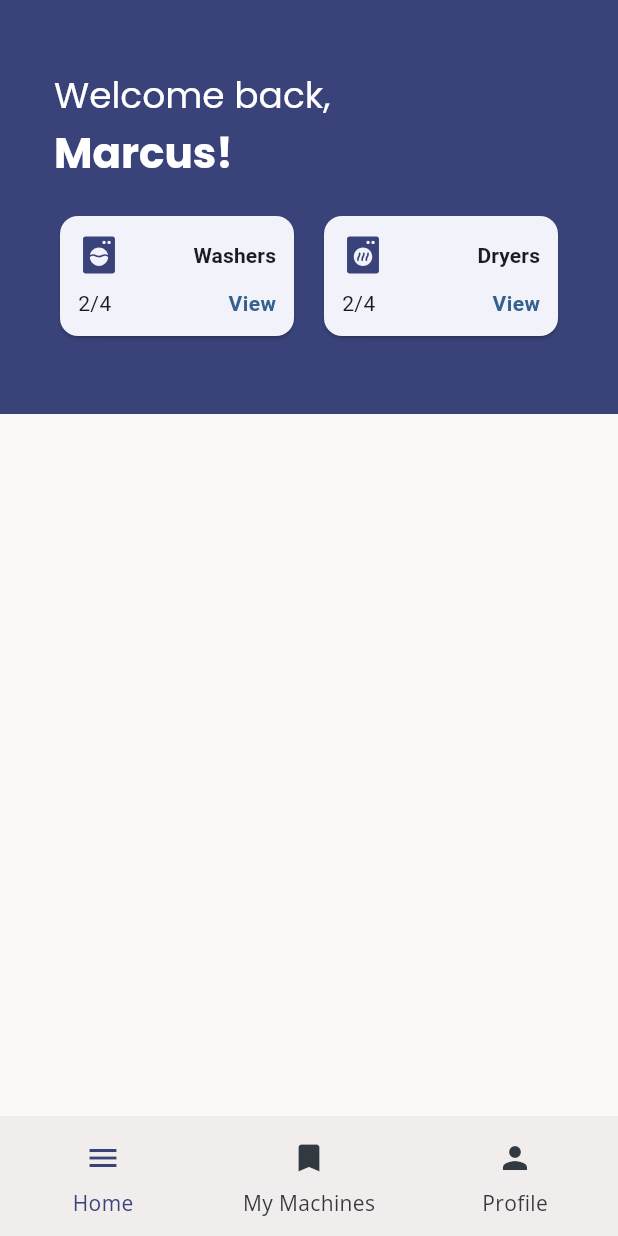
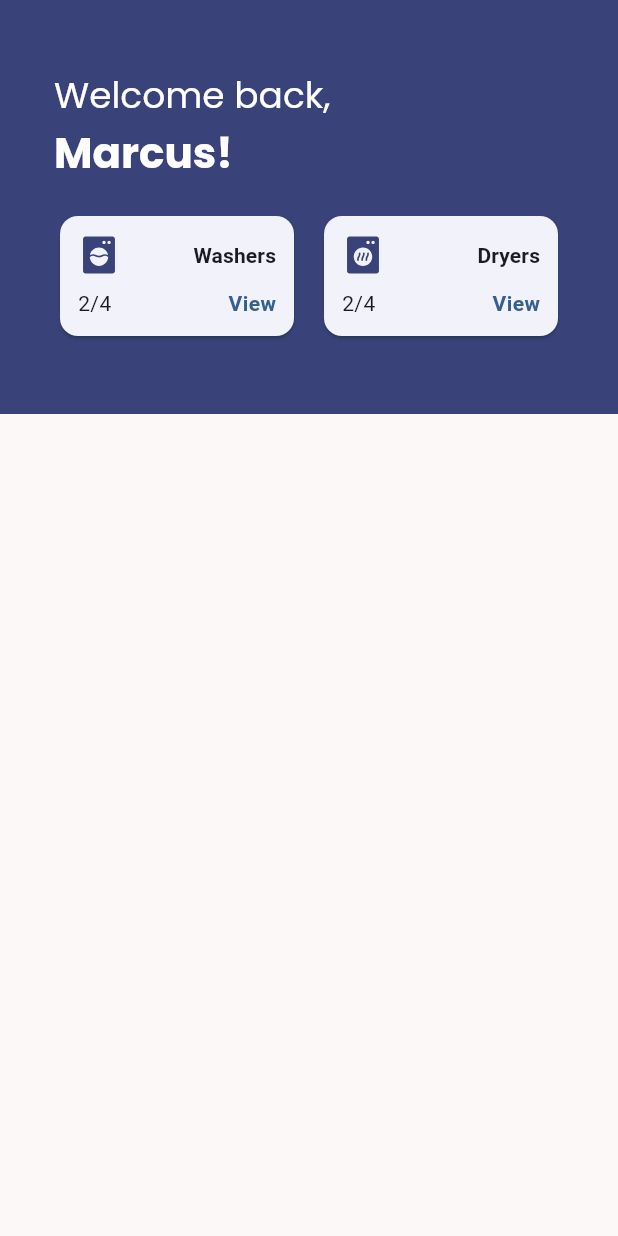
Before and after one commit to HollaG/resiwash, a Flutter app: the screen it shows after launch, on a phone screen of 412 x 824 dp. Run offline on Flutter 3.47's test engine with Material 3 defaults, Android fonts, the light colour scheme and no system bars; our stand-ins replace dio, flutter_bloc, flutter_svg, fpdart, get_it, go_router and 2 more; network calls fail.

Commit message:
chore: merge

```diff
--- a/app/lib/views/base-view.dart
+++ b/app/lib/views/base-view.dart
@@ -16,44 +16,44 @@ class BaseView extends StatelessWidget {
   Widget build(BuildContext context) {
     return Scaffold(
       body: navigationShell,
-      bottomNavigationBar: NavigationBarTheme(
-        data: NavigationBarThemeData(
-          labelTextStyle: WidgetStateTextStyle.resolveWith((states) {
-            if (states.contains(WidgetState.selected)) {
-              return TextStyle(color: Theme.of(context).colorScheme.primary);
-            }
-            return TextStyle(color: Theme.of(context).colorScheme.tertiary);
-          }),
-        ),
-        child: NavigationBar(
-          selectedIndex: navigationShell.currentIndex,
-          indicatorColor: Colors.transparent,
-          onDestinationSelected: _goBranch,
-          destinations: [
-            _menuItem(
-              context,
-              index: 0,
-              currentIndex: navigationShell.currentIndex,
-              icon: Icons.menu,
-              label: 'Home',
-            ),
-            _menuItem(
-              context,
-              index: 1,
-              currentIndex: navigationShell.currentIndex,
-              icon: Icons.bookmark,
-              label: 'My Machines',
-            ),
-            _menuItem(
-              context,
-              index: 2,
-              currentIndex: navigationShell.currentIndex,
-              icon: Icons.person,
-              label: 'Profile',
-            ),
-          ],
-        ),
-      ),
+      // bottomNavigationBar: NavigationBarTheme(
+      //   data: NavigationBarThemeData(
+      //     labelTextStyle: WidgetStateTextStyle.resolveWith((states) {
+      //       if (states.contains(WidgetState.selected)) {
+      //         return TextStyle(color: Theme.of(context).colorScheme.primary);
+      //       }
+      //       return TextStyle(color: Theme.of(context).colorScheme.tertiary);
+      //     }),
+      //   ),
+      //   child: NavigationBar(
+      //     selectedIndex: navigationShell.currentIndex,
+      //     indicatorColor: Colors.transparent,
+      //     onDestinationSelected: _goBranch,
+      //     destinations: [
+      //       _menuItem(
+      //         context,
+      //         index: 0,
+      //         currentIndex: navigationShell.currentIndex,
+      //         icon: Icons.menu,
+      //         label: 'Home',
+      //       ),
+      //       _menuItem(
+      //         context,
+      //         index: 1,
+      //         currentIndex: navigationShell.currentIndex,
+      //         icon: Icons.bookmark,
+      //         label: 'My Machines',
+      //       ),
+      //       _menuItem(
+      //         context,
+      //         index: 2,
+      //         currentIndex: navigationShell.currentIndex,
+      //         icon: Icons.person,
+      //         label: 'Profile',
+      //       ),
+      //     ],
+      //   ),
+      // ),
     );
   }
 
```
Also changed, not shown: app/pubspec.yaml (+5 -2 lines), 35 other files.
